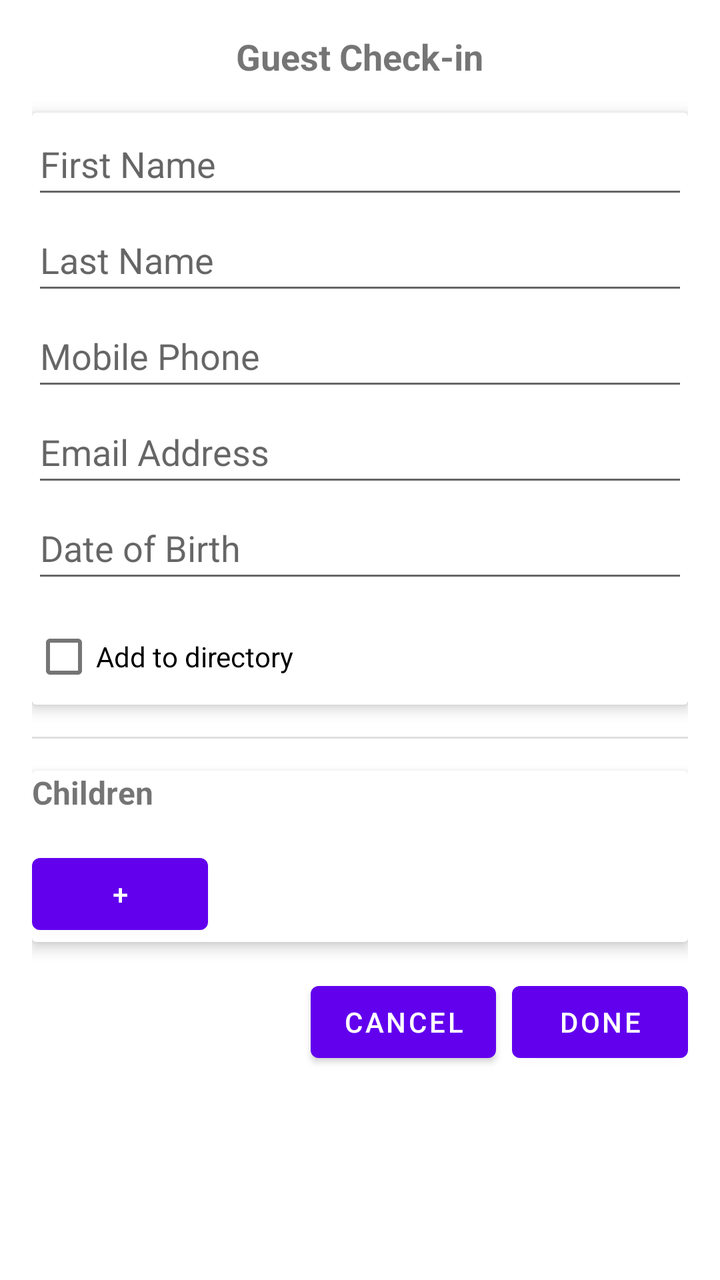
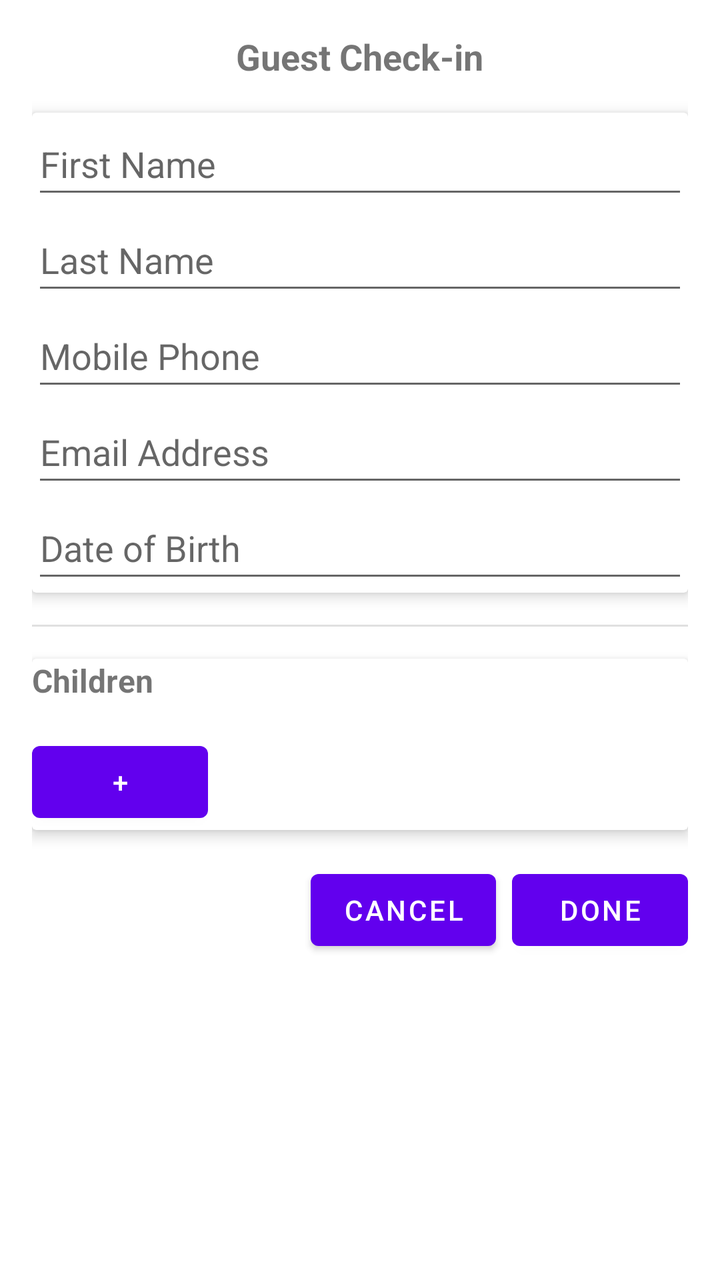

Two renders of the same Android screen: before a commit and after it. Below are the layout's source before the change and the commit's diff.
<!-- AndroidManifest.xml: application theme Theme.ExpressCheckin -->
<!-- res/layout/dialog_guest_checkin.xml -->
<ScrollView xmlns:android="http://schemas.android.com/apk/res/android"
    xmlns:app="http://schemas.android.com/apk/res-auto"
    android:layout_width="match_parent"
    android:layout_height="wrap_content"
    android:padding="16dp">

    <LinearLayout
        android:layout_width="match_parent"
        android:layout_height="wrap_content"
        android:orientation="vertical">

        <TextView
            android:id="@+id/guestCheckinHeaderTextView"
            android:layout_width="wrap_content"
            android:layout_height="wrap_content"
            android:text="Guest Check-in"
            android:textSize="18sp"
            android:textStyle="bold"
            android:layout_gravity="center_horizontal" />

        <androidx.cardview.widget.CardView
            android:layout_width="match_parent"
            android:layout_height="wrap_content"
            android:layout_marginTop="16dp"
            app:cardElevation="4dp">

            <LinearLayout
                android:layout_width="match_parent"
                android:layout_height="wrap_content"
                android:orientation="vertical">

                <EditText
                    android:id="@+id/firstNameEditText"
                    android:layout_width="match_parent"
                    android:layout_height="wrap_content"
                    android:hint="First Name"
                    android:minHeight="48dp"
                    android:inputType="textPersonName|textCapWords"
                    android:importantForAccessibility="yes" />

                <EditText
                    android:id="@+id/lastNameEditText"
                    android:layout_width="match_parent"
                    android:layout_height="wrap_content"
                    android:hint="Last Name"
                    android:minHeight="48dp"
                    android:inputType="textPersonName|textCapWords"
                    android:importantForAccessibility="yes" />

                <EditText
                    android:id="@+id/phoneNumberEditText"
                    android:layout_width="match_parent"
                    android:layout_height="wrap_content"
                    android:hint="Mobile Phone"
                    android:minHeight="48dp"
                    android:inputType="phone"
                    android:importantForAccessibility="yes" />

                <EditText
                    android:id="@+id/emailAddressEditText"
                    android:layout_width="match_parent"
                    android:layout_height="wrap_content"
                    android:hint="Email Address"
                    android:minHeight="48dp"
                    android:inputType="textEmailAddress"
                    android:importantForAccessibility="yes" />

                <EditText
                    android:id="@+id/dateOfBirthEditText"
                    android:layout_width="match_parent"
                    android:layout_height="wrap_content"
                    android:hint="Date of Birth"
                    android:minHeight="48dp"
                    android:inputType="date"
                    android:focusable="false"
                    android:clickable="true"
                    android:importantForAccessibility="yes" />

                <CheckBox
                    android:id="@+id/addToDirectoryCheckBox"
                    android:layout_width="wrap_content"
                    android:layout_height="wrap_content"
                    android:text="Add to directory"
                    android:layout_marginTop="8dp" />

            </LinearLayout>
        </androidx.cardview.widget.CardView>

        <View
            android:layout_width="match_parent"
            android:layout_height="1dp"
            android:background="?android:attr/listDivider"
            android:layout_marginTop="16dp" />

        <androidx.cardview.widget.CardView
            android:layout_width="match_parent"
            android:layout_height="wrap_content"
            android:layout_marginTop="16dp"
            android:padding="16dp"
            app:cardElevation="4dp">

            <LinearLayout
                android:layout_width="match_parent"
                android:layout_height="wrap_content"
                android:orientation="vertical">

                <TextView
                    android:layout_width="wrap_content"
                    android:layout_height="wrap_content"
                    android:text="Children"
                    android:textSize="16sp"
                    android:textStyle="bold"
                    android:layout_marginBottom="8dp" />

                <LinearLayout
                    android:id="@+id/childNamesContainer"
                    android:layout_width="match_parent"
                    android:layout_height="wrap_content"
                    android:orientation="vertical" />

                <Button
                    android:id="@+id/addChildButton"
                    android:layout_width="wrap_content"
                    android:layout_height="wrap_content"
                    android:text="+"
                    android:layout_marginTop="8dp" />

            </LinearLayout>
        </androidx.cardview.widget.CardView>

        <LinearLayout
            android:layout_width="match_parent"
            android:layout_height="wrap_content"
            android:orientation="horizontal"
            android:gravity="end"
            android:layout_marginTop="16dp">

            <Button
                android:id="@+id/cancelButton"
                android:layout_width="wrap_content"
                android:layout_height="wrap_content"
                android:text="Cancel" />

            <Button
                android:id="@+id/doneButton"
                android:layout_width="wrap_content"
                android:layout_height="wrap_content"
                android:text="Done"
                android:layout_marginStart="8dp" />
        </LinearLayout>
    </LinearLayout>
</ScrollView>
<!-- resources referenced by this layout -->
<resources>
  <style name="Theme.ExpressCheckin" parent="Theme.MaterialComponents.DayNight.DarkActionBar">
          
          <item name="colorPrimary">@color/purple_500</item>
          <item name="colorPrimaryVariant">@color/purple_700</item>
          <item name="colorOnPrimary">@color/white</item>
          
          <item name="colorSecondary">@color/teal_200</item>
          <item name="colorSecondaryVariant">@color/teal_700</item>
          <item name="colorOnSecondary">@color/black</item>
          
          <item name="android:statusBarColor">?attr/colorPrimaryVariant</item>
          
      </style>
  <color name="purple_500">#FF6200EE</color>
  <color name="purple_700">#FF3700B3</color>
  <color name="white">#FFFFFFFF</color>
  <color name="teal_200">#FF03DAC5</color>
  <color name="teal_700">#FF018786</color>
  <color name="black">#FF000000</color>
</resources>

<!-- the commit's change to res/layout/dialog_guest_checkin.xml (unified diff, before → after) -->
@@ -76,13 +76,6 @@
                     android:clickable="true"
                     android:importantForAccessibility="yes" />
 
-                <CheckBox
-                    android:id="@+id/addToDirectoryCheckBox"
-                    android:layout_width="wrap_content"
-                    android:layout_height="wrap_content"
-                    android:text="Add to directory"
-                    android:layout_marginTop="8dp" />
-
             </LinearLayout>
         </androidx.cardview.widget.CardView>
 
